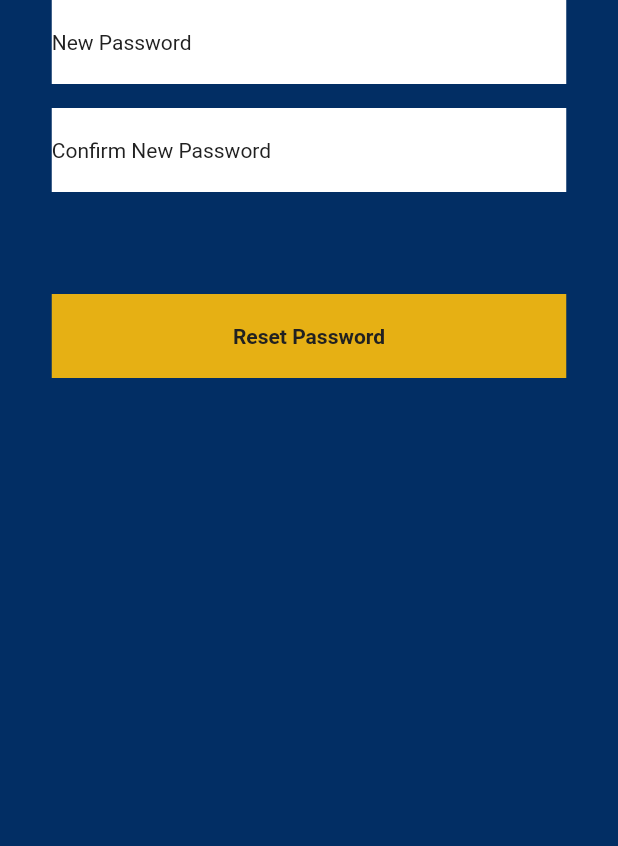
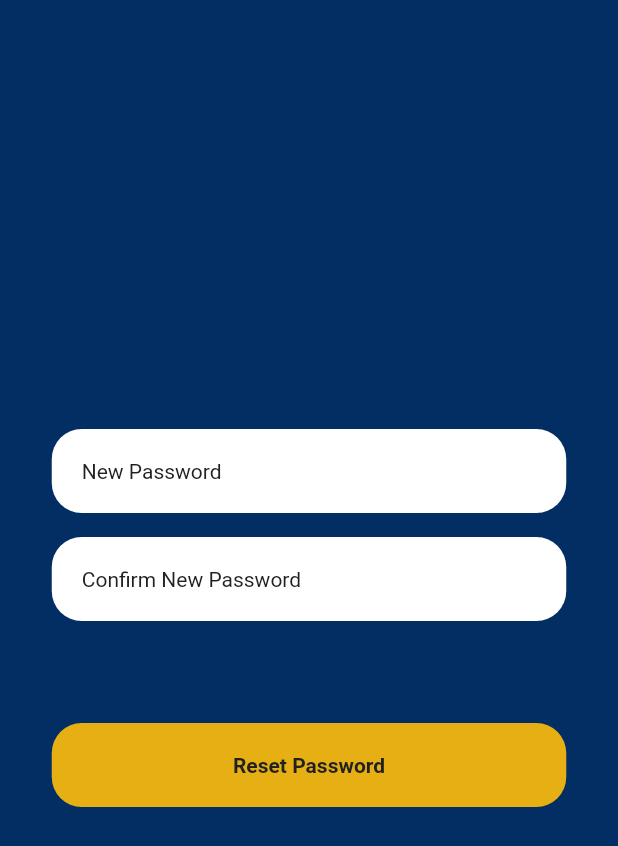
Before and after one commit to thelinos/Bank, a Flutter app: the ForgotPasswordScreen screen opened directly, on a phone screen of 412 x 824 dp. Shown: the top 846 px of the screen. Run offline on Flutter 3.47's test engine with Material 2 defaults, Android fonts, the phone set to English and light mode, and no system bars.

Commit message:
Partly completed the forgot password screen

```diff
--- a/lib/components/screens/forgot_password.dart
+++ b/lib/components/screens/forgot_password.dart
@@ -16,12 +16,16 @@ class _ForgotPasswordScreenState extends State<ForgotPasswordScreen> {
       body: SafeArea(
         child: Center(
           child: Column(
+            mainAxisAlignment: MainAxisAlignment.center,
             children: [
               Container(
                 margin: const EdgeInsets.only(left: 16.0, right: 16.0),
+                padding: const EdgeInsets.only(left: 20.0),
                 width: 343.0,
                 height: 56.0,
+                decoration: BoxDecoration(
                     color: Colors.white,
+                    borderRadius: BorderRadius.circular(20.0)),
                 alignment: Alignment.centerLeft,
                 child: const Text(
                   'New Password',
@@ -36,9 +40,12 @@ class _ForgotPasswordScreenState extends State<ForgotPasswordScreen> {
               ),
               Container(
                 margin: const EdgeInsets.only(left: 16.0, right: 16.0),
+                padding: const EdgeInsets.only(left: 20.0),
                 width: 343.0,
                 height: 56.0,
+                decoration: BoxDecoration(
                     color: Colors.white,
+                    borderRadius: BorderRadius.circular(20.0)),
                 alignment: Alignment.centerLeft,
                 child: const Text(
                   'Confirm New Password',
@@ -51,17 +58,21 @@ class _ForgotPasswordScreenState extends State<ForgotPasswordScreen> {
               const SizedBox(
                 height: 68.0,
               ),
-              Container(
+              GestureDetector(
+                child: Container(
                   margin: const EdgeInsets.only(left: 16.0, right: 16.0),
                   width: 343.0,
                   height: 56.0,
+                  decoration: BoxDecoration(
                       color: const Color(0xFFE6B014),
+                      borderRadius: BorderRadius.circular(20.0)),
                   alignment: Alignment.center,
                   child: const Text(
                     'Reset Password',
                     style: TextStyle(
                       color: Color(0xFF212121),
                       fontWeight: FontWeight.bold,
+                    ),
                   ),
                 ),
               ),
--- a/lib/main.dart
+++ b/lib/main.dart
@@ -1,4 +1,5 @@
-// import 'package:bank_app/components/screens/forgot_password.dart';
+import 'package:bank_app/components/screens/forgot_password.dart';
+
 // import 'package:bank_app/components/screens/home_screen.dart';
 import 'package:bank_app/components/screens/login_screen.dart';
 
@@ -15,12 +16,11 @@ class Bank extends StatelessWidget {
       theme: ThemeData(
         primaryColor: const Color(0xFF022E64),
         scaffoldBackgroundColor: const Color(0xFF022E64),
-        // appBarTheme: ,
       ),
       initialRoute: LoginScreen.id,
       routes: {
         LoginScreen.id: (context) => const LoginScreen(),
-        // ForgotPasswordScreen.id: (context) => ForgotPasswordScreen(),
+        ForgotPasswordScreen.id: (context) => const ForgotPasswordScreen(),
         // HomeScreen.id: (context) => HomeScreen(),
       },
     );
```
Also changed, not shown: lib/components/screens/login_screen.dart (+9 -2 lines). Lines whose indentation alone changed are shown as unchanged.
